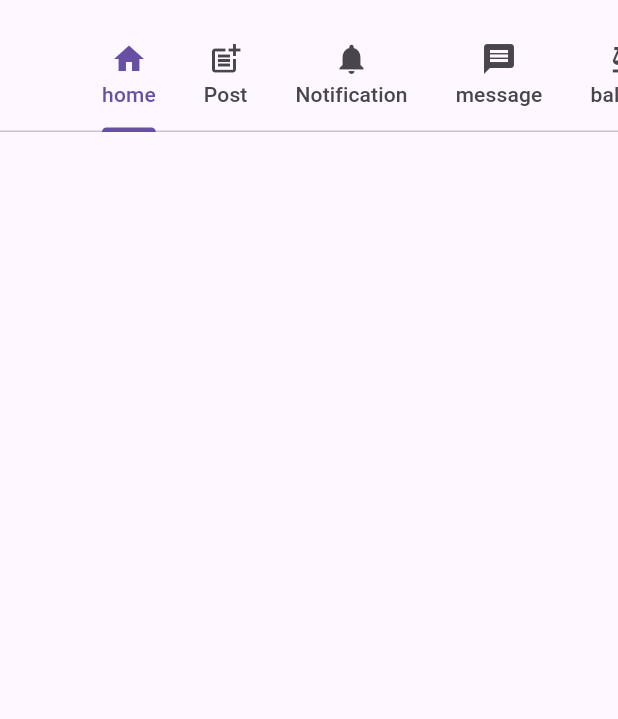
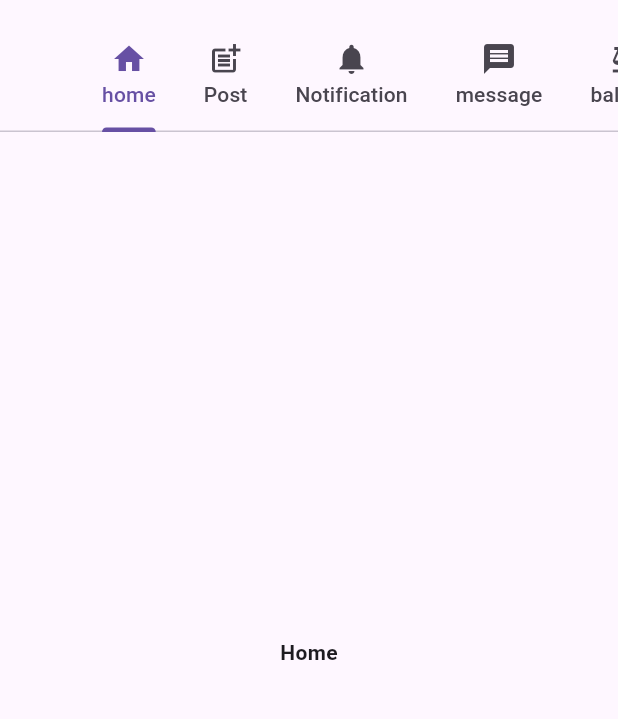
Before and after one commit to AlexMajumder/ui_components_hub, a Flutter app: the screen it shows after launch, on a phone screen of 412 x 824 dp, the part 63-782 px from its top. Run offline on Flutter 3.47's test engine with Material 3 defaults, Android fonts, the phone set to English and light mode, and no system bars.

Commit message:
add fragment in the TabBar

```diff
--- /dev/null
+++ b/lib/fragment/home_fragment.dart
@@ -0,0 +1,22 @@
+import 'package:flutter/material.dart';
+
+class HomeFragment extends StatefulWidget {
+  @override
+  State<HomeFragment> createState() => _HomeFragmentState();
+}
+
+class _HomeFragmentState extends State<HomeFragment> {
+  @override
+  Widget build(BuildContext context) {
+    return Container(
+      child: Center(
+        child: Text(
+          'Home',
+          style: TextStyle(
+            fontWeight: FontWeight.bold,
+          ),
+        ),
+      ),
+    );
+  }
+}
--- a/lib/screens/tap_bar_screen.dart
+++ b/lib/screens/tap_bar_screen.dart
@@ -1,4 +1,9 @@
 import 'package:flutter/material.dart';
+import 'package:ui_components_hub/fragment/balance_fragment.dart';
+import 'package:ui_components_hub/fragment/message_fragment.dart';
+import 'package:ui_components_hub/fragment/notification_fragment.dart';
+import 'package:ui_components_hub/fragment/post_fragment.dart';
+import '../fragment/home_fragment.dart';
 
 class TapBarScreen extends StatefulWidget {
   const TapBarScreen({super.key});
@@ -13,7 +18,7 @@ class _TapBarScreenState extends State<TapBarScreen> {
     return DefaultTabController(
         length: 5,
         child: Scaffold(
-          appBar: AppBar(title: Text('Tab Bar Screen',),
+          appBar: AppBar(title: const Text('Tab Bar Screen',),
           bottom: const TabBar(
               isScrollable: true,
               tabs: [
@@ -23,6 +28,13 @@ class _TapBarScreenState extends State<TapBarScreen> {
             Tab(icon: Icon(Icons.message),text: 'message',),
             Tab(icon: Icon(Icons.balance),text: 'balance',),
           ]),),
+          body: TabBarView(children: [
+            HomeFragment(),
+            PostFragment(),
+            NotificationFragment(),
+            MessageFragment(),
+            BalanceFragment()
+          ]),
         ));
   }
 }
```
Also changed, not shown: lib/fragment/balance_fragment.dart (added, +22 -0 lines), lib/fragment/message_fragment.dart (added, +22 -0 lines), lib/fragment/notification_fragment.dart (added, +22 -0 lines), lib/fragment/post_fragment.dart (added, +22 -0 lines).
